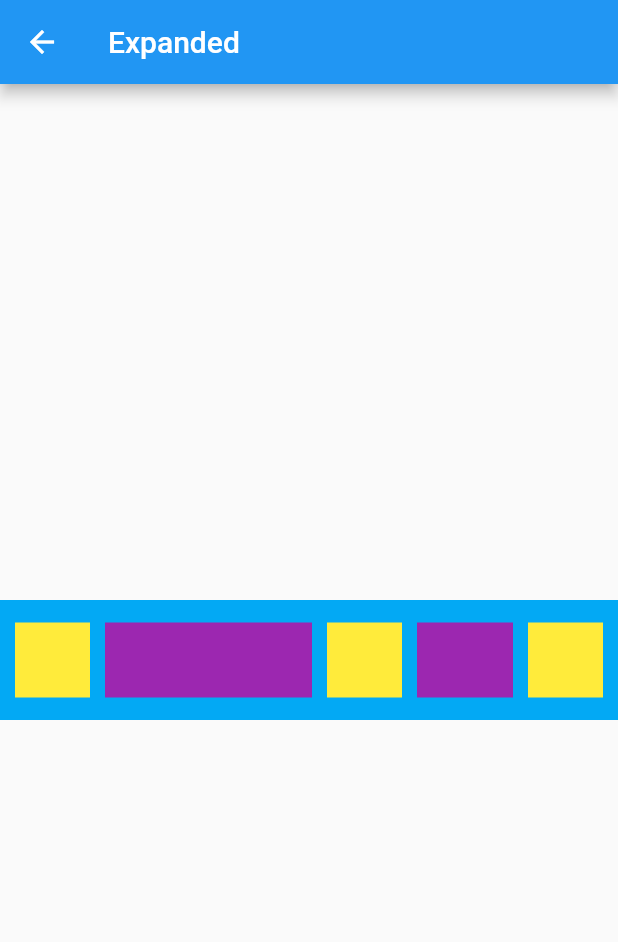
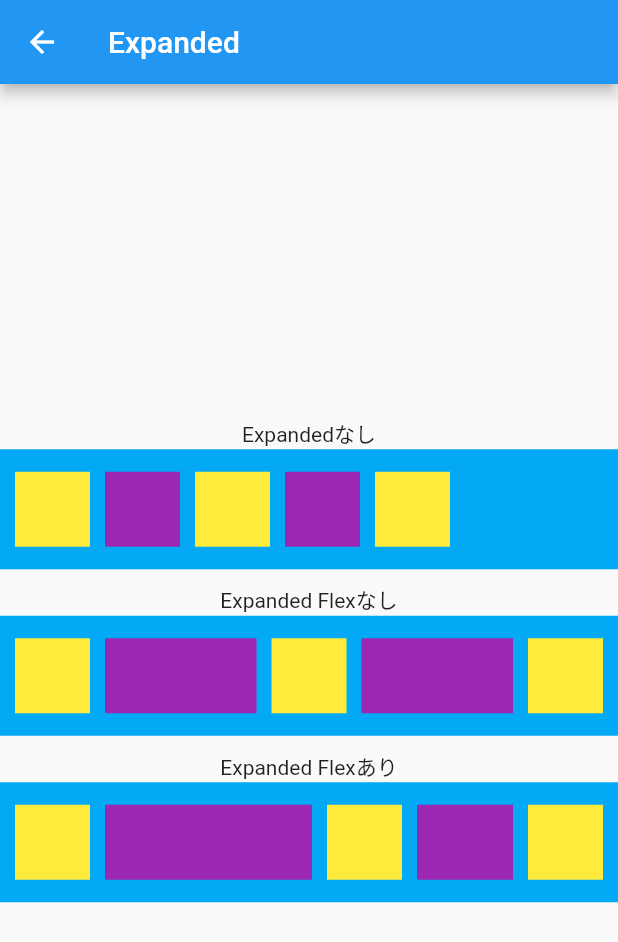
Before and after one commit to nobushiueshi/flutter_widget_of_the_week, a Flutter app: the screen it shows after launch, after a tap on "#2 Expanded", on a phone screen of 412 x 824 dp. Shown: the top 942 px of the screen. Run offline on Flutter 3.47's test engine with Material 2 defaults, Android fonts, the phone set to English and light mode, and no system bars.

Commit message:
リファクタリング.

```diff
--- a/lib/main.dart
+++ b/lib/main.dart
@@ -1,9 +1,5 @@
 import 'package:flutter/material.dart';
-import 'package:flutter_widget_of_the_week/widgets/widget_001.dart';
-import 'package:flutter_widget_of_the_week/widgets/widget_002.dart';
-import 'package:flutter_widget_of_the_week/widgets/widget_003.dart';
-import 'package:flutter_widget_of_the_week/widgets/widget_004.dart';
-import 'package:flutter_widget_of_the_week/widgets/widget_005.dart';
+import 'package:flutter_widget_of_the_week/presentation/pages/sample_page_list.dart';
 
 void main() {
   runApp(const MyApp());
@@ -15,11 +11,11 @@ class MyApp extends StatelessWidget {
   @override
   Widget build(BuildContext context) {
     return MaterialApp(
-      title: 'Flutter Demo',
+      title: 'Flutter Widget of the Week',
       theme: ThemeData(
         primarySwatch: Colors.blue,
       ),
-      home: const MyHomePage(title: 'Flutter Demo Home Page'),
+      home: const MyHomePage(title: 'Flutter Widget of the Week'),
     );
   }
 }
@@ -45,53 +41,23 @@ class _MyHomePageState extends State<MyHomePage> {
       ),
       body: SafeArea(
         child: ListView(
-          children: [
-            ListTile(
-              title: const Text('#5 Opacity'),
-              onTap: () {
-                Navigator.push<void>(context,
-                    MaterialPageRoute(builder: (context) {
-                  return const Widget005();
-                }));
-              },
-            ),
-            ListTile(
-              title: const Text('#4 AnimatedContainer'),
-              onTap: () {
-                Navigator.push<void>(context,
-                    MaterialPageRoute(builder: (context) {
-                  return const Widget004();
-                }));
-              },
-            ),
-            ListTile(
-              title: const Text('#3 Wrap'),
-              onTap: () {
-                Navigator.push<void>(context,
-                    MaterialPageRoute(builder: (context) {
-                  return const Widget003();
-                }));
-              },
-            ),
-            ListTile(
-              title: const Text('#2 Expanded'),
-              onTap: () {
-                Navigator.push<void>(context,
-                    MaterialPageRoute(builder: (context) {
-                  return const Widget002();
-                }));
-              },
-            ),
-            ListTile(
-              title: const Text('#1 SafeArea'),
-              onTap: () {
-                Navigator.push<void>(context,
-                    MaterialPageRoute(builder: (context) {
-                  return const Widget001();
-                }));
-              },
-            ),
-          ],
+          children: samplePageDataList
+              .map(
+                (page) => ListTile(
+                  title: Text(page.name),
+                  onTap: () {
+                    Navigator.push<void>(
+                      context,
+                      MaterialPageRoute(
+                        builder: (context) {
+                          return page.widget;
+                        },
+                      ),
+                    );
+                  },
+                ),
+              )
+              .toList(),
         ),
       ),
       floatingActionButton: FloatingActionButton(
--- /dev/null
+++ b/lib/presentation/pages/sample010/sample_page_002.dart
@@ -0,0 +1,113 @@
+import 'package:flutter/material.dart';
+
+class SamplePage002 extends StatelessWidget {
+  const SamplePage002({
+    Key? key,
+  }) : super(key: key);
+
+  @override
+  Widget build(BuildContext context) {
+    return Scaffold(
+      appBar: AppBar(
+        title: const Text('Expanded'),
+      ),
+      body: SafeArea(
+        child: Center(
+          child: Column(
+            mainAxisAlignment: MainAxisAlignment.center,
+            children: [
+              const Text('Expandedなし'),
+              Container(
+                padding: const EdgeInsets.all(5),
+                color: Colors.lightBlue,
+                height: 80,
+                child: Row(
+                  children: const [
+                    _SamplePage002Child(),
+                    _SamplePage002Child(
+                      color: Colors.purple,
+                    ),
+                    _SamplePage002Child(),
+                    _SamplePage002Child(
+                      color: Colors.purple,
+                    ),
+                    _SamplePage002Child(),
+                  ],
+                ),
+              ),
+              const SizedBox(height: 10),
+              const Text('Expanded Flexなし'),
+              Container(
+                padding: const EdgeInsets.all(5),
+                color: Colors.lightBlue,
+                height: 80,
+                child: Row(
+                  children: const [
+                    _SamplePage002Child(),
+                    Expanded(
+                      child: _SamplePage002Child(
+                        color: Colors.purple,
+                      ),
+                    ),
+                    _SamplePage002Child(),
+                    Expanded(
+                      child: _SamplePage002Child(
+                        color: Colors.purple,
+                      ),
+                    ),
+                    _SamplePage002Child(),
+                  ],
+                ),
+              ),
+              const SizedBox(height: 10),
+              const Text('Expanded Flexあり'),
+              Container(
+                padding: const EdgeInsets.all(5),
+                color: Colors.lightBlue,
+                height: 80,
+                child: Row(
+                  children: const [
+                    _SamplePage002Child(),
+                    Expanded(
+                      flex: 2,
+                      child: _SamplePage002Child(
+                        color: Colors.purple,
+                      ),
+                    ),
+                    _SamplePage002Child(),
+                    Expanded(
+                      flex: 1,
+                      child: _SamplePage002Child(
+                        color: Colors.purple,
+                      ),
+                    ),
+                    _SamplePage002Child(),
+                  ],
+                ),
+              ),
+            ],
+          ),
+        ),
+      ),
+    );
+  }
+}
+
+class _SamplePage002Child extends StatelessWidget {
+  const _SamplePage002Child({
+    Key? key,
+    this.color = Colors.yellow,
+  }) : super(key: key);
+
+  final Color color;
+
+  @override
+  Widget build(BuildContext context) {
+    return Container(
+      margin: const EdgeInsets.all(5),
+      height: 50,
+      width: 50,
+      color: color,
+    );
+  }
+}
--- a/lib/widgets/widget_002.dart
+++ /dev/null
@@ -1,63 +0,0 @@
-import 'package:flutter/material.dart';
-
-class Widget002 extends StatelessWidget {
-  const Widget002({
-    Key? key,
-  }) : super(key: key);
-
-  @override
-  Widget build(BuildContext context) {
-    return Scaffold(
-      appBar: AppBar(
-        title: const Text('Expanded'),
-      ),
-      body: SafeArea(
-        child: Center(
-          child: Container(
-            padding: const EdgeInsets.all(5),
-            color: Colors.lightBlue,
-            height: 80,
-            child: Row(
-              children: const [
-                _ChildWidget002(),
-                Expanded(
-                  flex: 2,
-                  child: _ChildWidget002(
-                    color: Colors.purple,
-                  ),
-                ),
-                _ChildWidget002(),
-                Expanded(
-                  flex: 1,
-                  child: _ChildWidget002(
-                    color: Colors.purple,
-                  ),
-                ),
-                _ChildWidget002(),
-              ],
-            ),
-          ),
-        ),
-      ),
-    );
-  }
-}
-
-class _ChildWidget002 extends StatelessWidget {
-  const _ChildWidget002({
-    Key? key,
-    this.color = Colors.yellow,
-  }) : super(key: key);
-
-  final Color color;
-
-  @override
-  Widget build(BuildContext context) {
-    return Container(
-      margin: const EdgeInsets.all(5),
-      height: 50,
-      width: 50,
-      color: color,
-    );
-  }
-}
```
Also changed, not shown: lib/presentation/pages/sample010/sample_page_001.dart (added, +92 -0 lines), lib/presentation/pages/sample010/sample_page_003.dart (renamed from lib/widgets/widget_003.dart, +12 -12 lines), lib/presentation/pages/sample010/sample_page_004.dart (renamed from lib/widgets/widget_004.dart, +6 -4 lines), lib/presentation/pages/sample010/sample_page_005.dart (renamed from lib/widgets/widget_005.dart, +16 -16 lines), lib/presentation/pages/sample_page_list.dart (added, +24 -0 lines), lib/widgets/widget_001.dart (deleted, +0 -24 lines).
